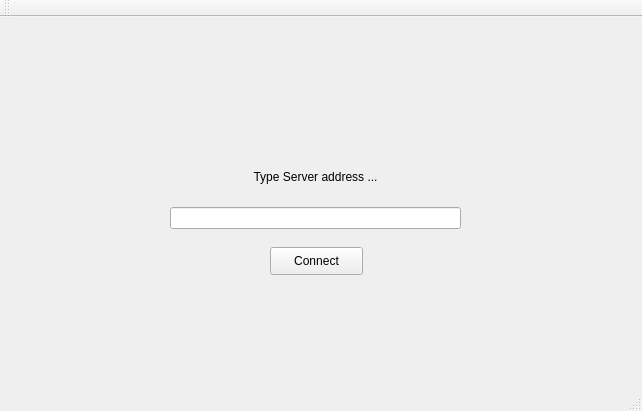
Qt form welcomewindow.ui (alecone/VNCC_Client) before a commit.
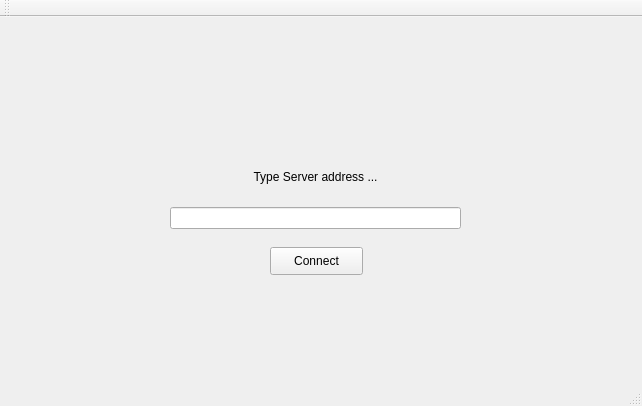
The same form after that commit. Icons and pictures are not drawn.

Diff of the .ui file:
```diff
--- a/welcomewindow.ui
+++ b/welcomewindow.ui
@@ -7,7 +7,7 @@
     <x>0</x>
     <y>0</y>
     <width>642</width>
-    <height>411</height>
+    <height>406</height>
    </rect>
   </property>
   <property name="windowTitle">
```
